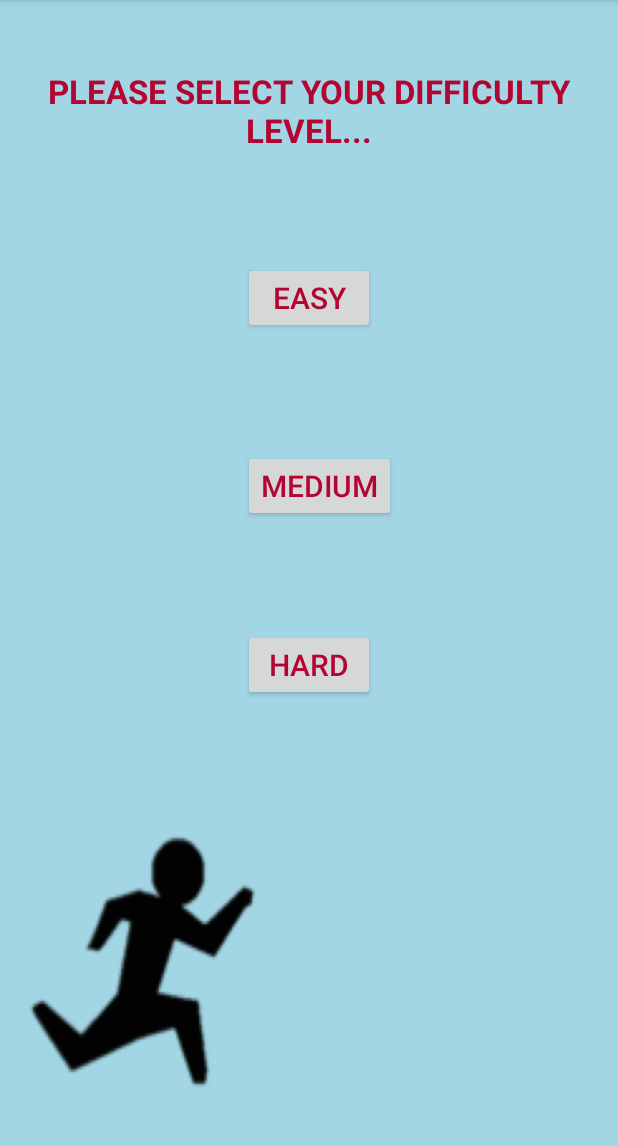
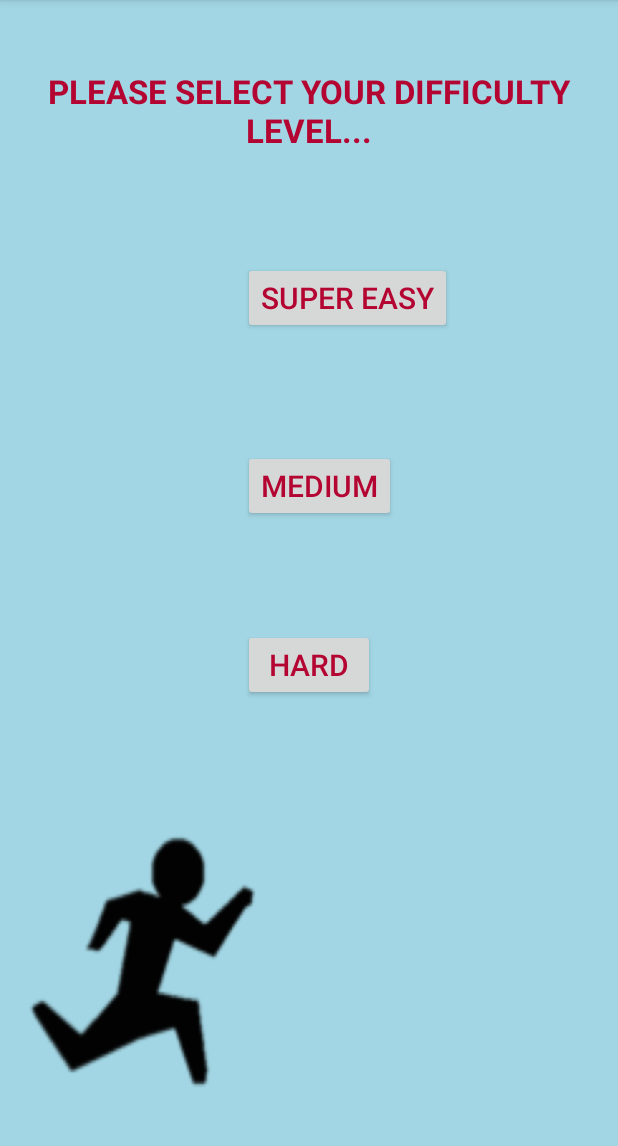
Before and after one commit to colettemerrill/GhostHunterColette, an Android app: the MainActivity screen opened directly, with no data from a screen before it, on a phone screen of 412 x 824 dp, the part 84-1230 px from its top. Run offline under Robolectric (Android 15) with nearby library versions, the phone set to English and light mode, and no system bars.

Commit message:
Changed “Easy” button to read “Super Easy”

```diff
--- a/app/src/main/res/layout/activity_main.xml
+++ b/app/src/main/res/layout/activity_main.xml
@@ -19,7 +19,7 @@
     <Button
         android:layout_width="wrap_content"
         android:layout_height="wrap_content"
-        android:text="Easy"
+        android:text="Super Easy"
         android:id="@+id/button_easy"
         android:textSize="20dp"
         android:textColor="#B40431"
```
